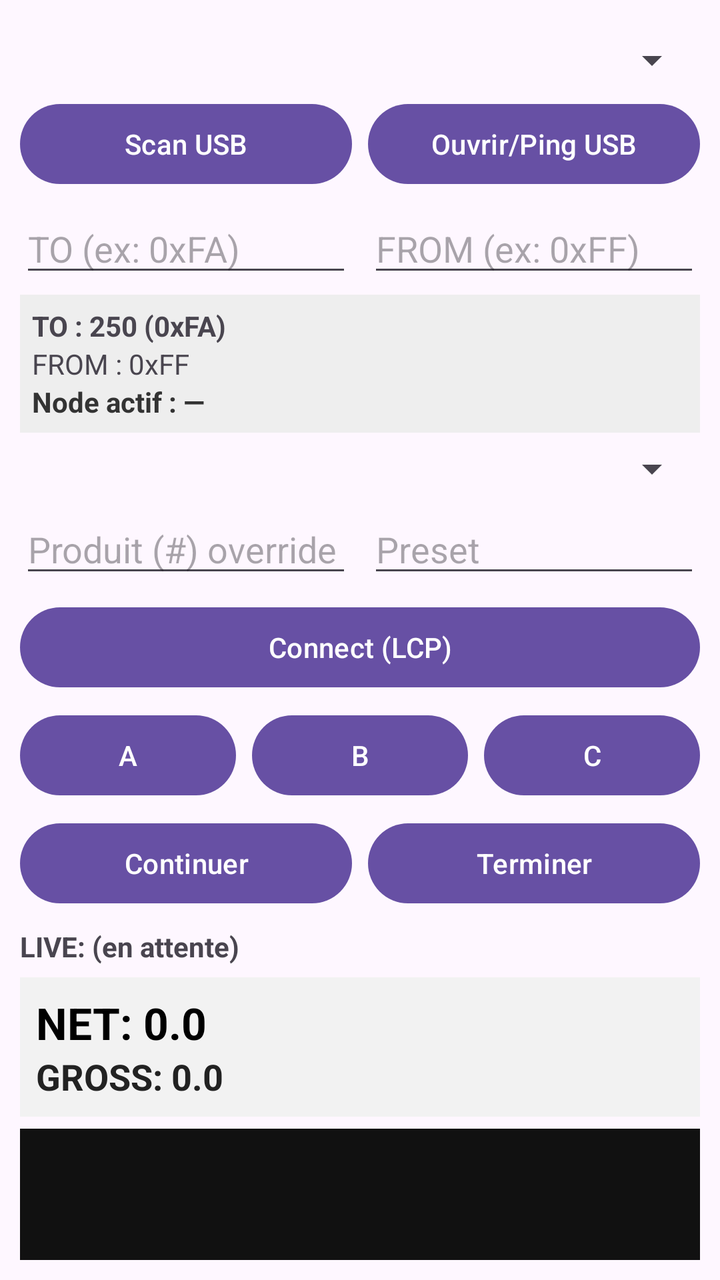
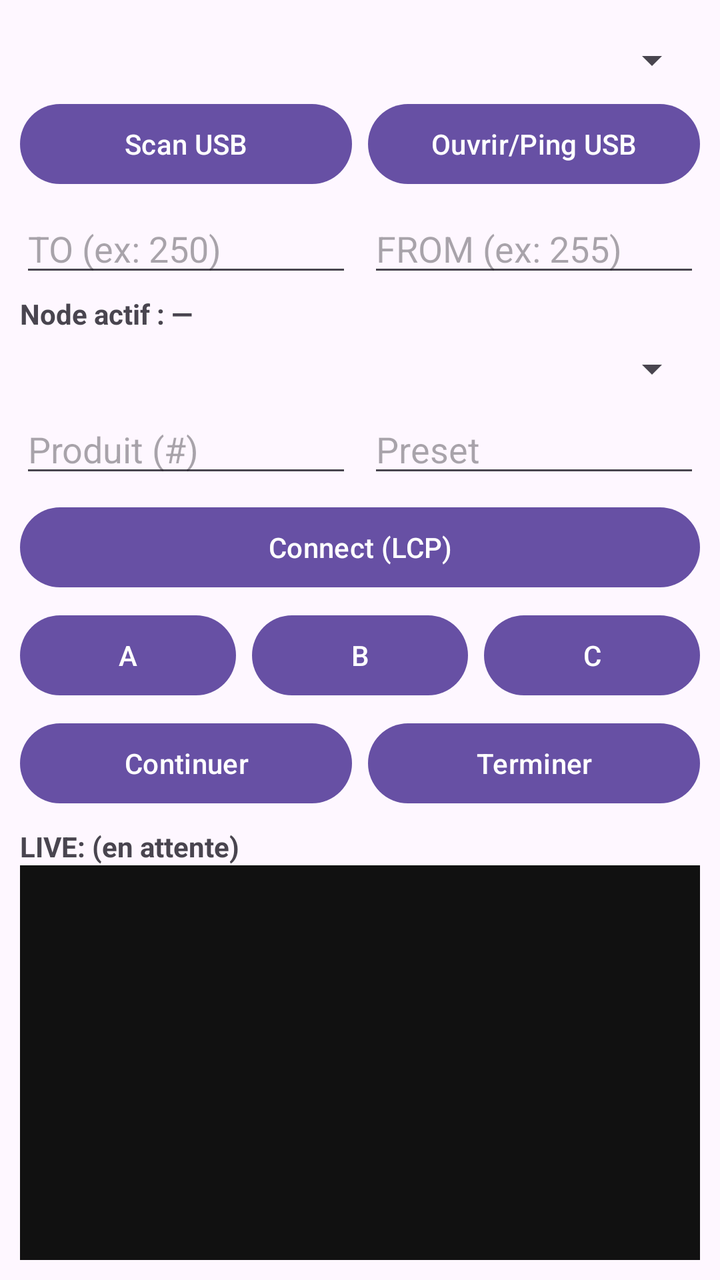

Two renders of the same Android screen: before a commit and after it. Below are the layout's source before the change and the commit's diff.
<!-- AndroidManifest.xml: application theme Theme.Material3.DayNight.NoActionBar -->
<!-- res/layout/activity_main.xml -->
<LinearLayout xmlns:android="http://schemas.android.com/apk/res/android"
    android:id="@+id/root"
    android:layout_width="match_parent"
    android:layout_height="match_parent"
    android:orientation="vertical"
    android:padding="10dp">

    
    <Spinner
        android:id="@+id/spnUsbDevices"
        android:layout_width="match_parent"
        android:layout_height="wrap_content"
        android:layout_marginTop="8dp" />

    <LinearLayout
        android:layout_width="match_parent"
        android:layout_height="wrap_content"
        android:orientation="horizontal"
        android:layout_marginTop="6dp">

        <Button
            android:id="@+id/btnScanUsb"
            android:layout_width="0dp"
            android:layout_height="wrap_content"
            android:layout_weight="1"
            android:text="Scan USB" />

        <Button
            android:id="@+id/btnPingUsb"
            android:layout_width="0dp"
            android:layout_height="wrap_content"
            android:layout_weight="1"
            android:layout_marginStart="8dp"
            android:text="Ouvrir/Ping USB" />
    </LinearLayout>

    
    <LinearLayout
        android:layout_width="match_parent"
        android:layout_height="wrap_content"
        android:orientation="horizontal"
        android:layout_marginTop="6dp">

        <EditText
            android:id="@+id/edtTo"
            android:layout_width="0dp"
            android:layout_height="wrap_content"
            android:layout_weight="1"
            android:hint="TO (ex: 0xFA)"
            android:singleLine="true" />

        <EditText
            android:id="@+id/edtFrom"
            android:layout_width="0dp"
            android:layout_height="wrap_content"
            android:layout_weight="1"
            android:hint="FROM (ex: 0xFF)"
            android:singleLine="true"
            android:layout_marginStart="8dp" />
    </LinearLayout>

    
    <LinearLayout
        android:layout_width="match_parent"
        android:layout_height="wrap_content"
        android:orientation="vertical"
        android:layout_marginTop="4dp"
        android:padding="6dp"
        android:background="#EEEEEE">

        <TextView
            android:id="@+id/txtToNode"
            android:layout_width="match_parent"
            android:layout_height="wrap_content"
            android:text="TO : 250 (0xFA)"
            android:textStyle="bold" />

        <TextView
            android:id="@+id/txtFromNode"
            android:layout_width="match_parent"
            android:layout_height="wrap_content"
            android:text="FROM : 0xFF" />

        <TextView
            android:id="@+id/txtActiveNode"
            android:layout_width="match_parent"
            android:layout_height="wrap_content"
            android:text="Node actif : —"
            android:textStyle="bold"
            android:textColor="#333333" />
    </LinearLayout>

    
    <Spinner
        android:id="@+id/spnProducts"
        android:layout_width="match_parent"
        android:layout_height="wrap_content"
        android:layout_marginTop="6dp" />

    
    <LinearLayout
        android:layout_width="match_parent"
        android:layout_height="wrap_content"
        android:orientation="horizontal"
        android:layout_marginTop="6dp">

        <EditText
            android:id="@+id/edtProduct"
            android:layout_width="0dp"
            android:layout_height="wrap_content"
            android:layout_weight="1"
            android:hint="Produit (#) override"
            android:inputType="number"
            android:singleLine="true" />

        <EditText
            android:id="@+id/edtPreset"
            android:layout_width="0dp"
            android:layout_height="wrap_content"
            android:layout_weight="1"
            android:layout_marginStart="8dp"
            android:hint="Preset"
            android:inputType="numberDecimal"
            android:singleLine="true" />
    </LinearLayout>

    
    <Button
        android:id="@+id/btnConnect"
        android:layout_width="match_parent"
        android:layout_height="wrap_content"
        android:text="Connect (LCP)"
        android:layout_marginTop="6dp" />

    
    <LinearLayout
        android:layout_width="match_parent"
        android:layout_height="wrap_content"
        android:orientation="horizontal"
        android:layout_marginTop="6dp">

        <Button
            android:id="@+id/btnA"
            android:layout_width="0dp"
            android:layout_height="wrap_content"
            android:layout_weight="1"
            android:text="A" />

        <Button
            android:id="@+id/btnB"
            android:layout_width="0dp"
            android:layout_height="wrap_content"
            android:layout_weight="1"
            android:layout_marginStart="8dp"
            android:text="B" />

        <Button
            android:id="@+id/btnC"
            android:layout_width="0dp"
            android:layout_height="wrap_content"
            android:layout_weight="1"
            android:layout_marginStart="8dp"
            android:text="C" />
    </LinearLayout>

    
    <LinearLayout
        android:layout_width="match_parent"
        android:layout_height="wrap_content"
        android:orientation="horizontal"
        android:layout_marginTop="6dp">

        <Button
            android:id="@+id/btnContinue"
            android:layout_width="0dp"
            android:layout_height="wrap_content"
            android:layout_weight="1"
            android:text="Continuer" />

        <Button
            android:id="@+id/btnFinish"
            android:layout_width="0dp"
            android:layout_height="wrap_content"
            android:layout_weight="1"
            android:layout_marginStart="8dp"
            android:text="Terminer" />
    </LinearLayout>

    
    <TextView
        android:id="@+id/txtLive"
        android:layout_width="match_parent"
        android:layout_height="wrap_content"
        android:text="LIVE: (en attente)"
        android:textStyle="bold"
        android:layout_marginTop="8dp" />

    
    <LinearLayout
        android:id="@+id/liveQtyPanel"
        android:layout_width="match_parent"
        android:layout_height="wrap_content"
        android:orientation="vertical"
        android:layout_marginTop="6dp"
        android:padding="8dp"
        android:background="#F2F2F2">

        <TextView
            android:id="@+id/txtQtyNet"
            android:layout_width="match_parent"
            android:layout_height="wrap_content"
            android:text="NET: 0.0"
            android:textStyle="bold"
            android:textSize="22sp"
            android:textColor="#000000" />

        <TextView
            android:id="@+id/txtQtyGross"
            android:layout_width="match_parent"
            android:layout_height="wrap_content"
            android:text="GROSS: 0.0"
            android:textStyle="bold"
            android:textSize="18sp"
            android:textColor="#222222" />
    </LinearLayout>

    
    <ScrollView
        android:id="@+id/logScroll"
        android:layout_width="match_parent"
        android:layout_height="0dp"
        android:layout_weight="1"
        android:fillViewport="true"
        android:layout_marginTop="6dp"
        android:background="#111111">

        <TextView
            android:id="@+id/txtLog"
            android:layout_width="match_parent"
            android:layout_height="wrap_content"
            android:typeface="monospace"
            android:textIsSelectable="true"
            android:textSize="12sp"
            android:textColor="#00FF00"
            android:padding="6dp" />
    </ScrollView>

</LinearLayout>
<!-- resources referenced by this layout -->
<resources>

</resources>

<!-- the commit's change to res/layout/activity_main.xml (unified diff, before → after) -->
@@ -46,7 +46,8 @@
             android:layout_width="0dp"
             android:layout_height="wrap_content"
             android:layout_weight="1"
-            android:hint="TO (ex: 0xFA)"
+            android:hint="TO (ex: 250)"
+            android:inputType="number"
             android:singleLine="true" />
 
         <EditText
@@ -54,41 +55,20 @@
             android:layout_width="0dp"
             android:layout_height="wrap_content"
             android:layout_weight="1"
-            android:hint="FROM (ex: 0xFF)"
-            android:singleLine="true"
-            android:layout_marginStart="8dp" />
+            android:layout_marginStart="8dp"
+            android:hint="FROM (ex: 255)"
+            android:inputType="number"
+            android:singleLine="true" />
     </LinearLayout>
 
     
-    <LinearLayout
+    <TextView
+        android:id="@+id/txtActiveNode"
         android:layout_width="match_parent"
         android:layout_height="wrap_content"
-        android:orientation="vertical"
-        android:layout_marginTop="4dp"
-        android:padding="6dp"
-        android:background="#EEEEEE">
-
-        <TextView
-            android:id="@+id/txtToNode"
-            android:layout_width="match_parent"
-            android:layout_height="wrap_content"
-            android:text="TO : 250 (0xFA)"
-            android:textStyle="bold" />
-
-        <TextView
-            android:id="@+id/txtFromNode"
-            android:layout_width="match_parent"
-            android:layout_height="wrap_content"
-            android:text="FROM : 0xFF" />
-
-        <TextView
-            android:id="@+id/txtActiveNode"
-            android:layout_width="match_parent"
-            android:layout_height="wrap_content"
-            android:text="Node actif : —"
-            android:textStyle="bold"
-            android:textColor="#333333" />
-    </LinearLayout>
+        android:text="Node actif : —"
+        android:textStyle="bold"
+        android:layout_marginTop="4dp" />
 
     
     <Spinner
@@ -109,7 +89,7 @@
             android:layout_width="0dp"
             android:layout_height="wrap_content"
             android:layout_weight="1"
-            android:hint="Produit (#) override"
+            android:hint="Produit (#)"
             android:inputType="number"
             android:singleLine="true" />
 
@@ -196,42 +176,11 @@
         android:layout_marginTop="8dp" />
 
     
-    <LinearLayout
-        android:id="@+id/liveQtyPanel"
-        android:layout_width="match_parent"
-        android:layout_height="wrap_content"
-        android:orientation="vertical"
-        android:layout_marginTop="6dp"
-        android:padding="8dp"
-        android:background="#F2F2F2">
-
-        <TextView
-            android:id="@+id/txtQtyNet"
-            android:layout_width="match_parent"
-            android:layout_height="wrap_content"
-            android:text="NET: 0.0"
-            android:textStyle="bold"
-            android:textSize="22sp"
-            android:textColor="#000000" />
-
-        <TextView
-            android:id="@+id/txtQtyGross"
-            android:layout_width="match_parent"
-            android:layout_height="wrap_content"
-            android:text="GROSS: 0.0"
-            android:textStyle="bold"
-            android:textSize="18sp"
-            android:textColor="#222222" />
-    </LinearLayout>
-
-    
     <ScrollView
         android:id="@+id/logScroll"
         android:layout_width="match_parent"
         android:layout_height="0dp"
         android:layout_weight="1"
-        android:fillViewport="true"
-        android:layout_marginTop="6dp"
         android:background="#111111">
 
         <TextView
@@ -239,7 +188,6 @@
             android:layout_width="match_parent"
             android:layout_height="wrap_content"
             android:typeface="monospace"
-            android:textIsSelectable="true"
             android:textSize="12sp"
             android:textColor="#00FF00"
             android:padding="6dp" />
